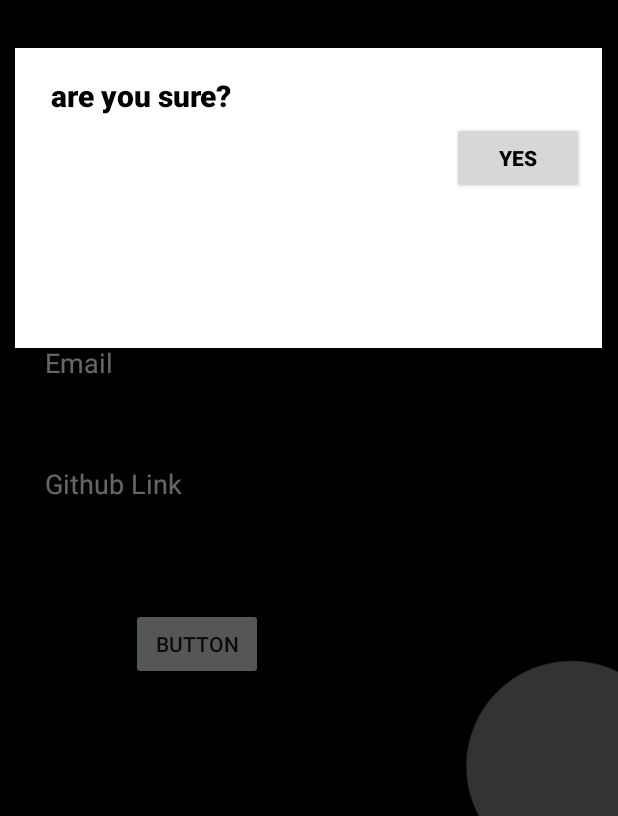
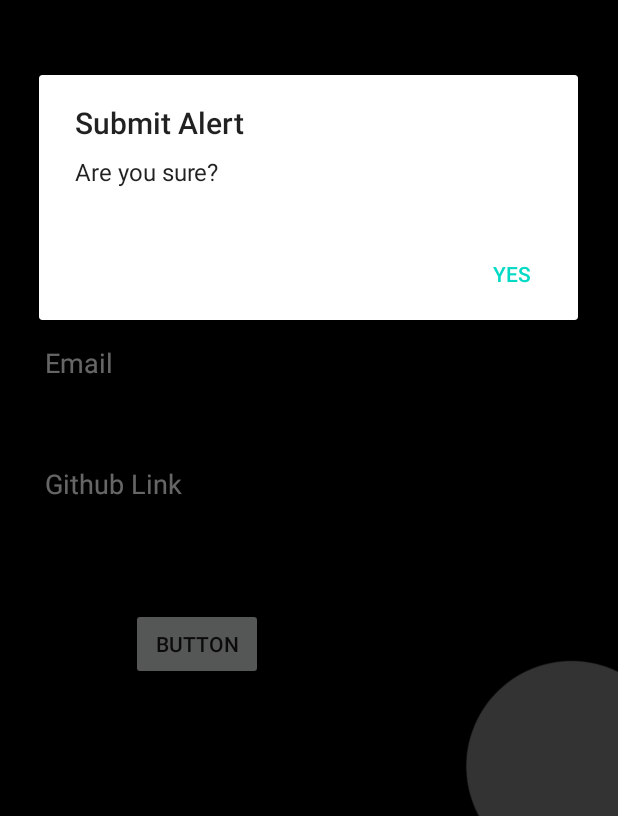
Before and after one commit to carolinemusyoka/AADPracticeProject, an Android app: the SubmitActivity screen opened directly, with no data from a screen before it, after a tap on "BUTTON", on a phone screen of 412 x 824 dp, the part 420-1236 px from its top. Run offline under Robolectric (Android 15) with nearby library versions, the phone set to English and light mode, and no system bars.

Commit message:
working on the final module(submit form)

```diff
--- a/app/src/main/java/com/carolmusyoka/aadpracticeproject/SubmitActivity.kt
+++ b/app/src/main/java/com/carolmusyoka/aadpracticeproject/SubmitActivity.kt
@@ -5,12 +5,15 @@ import android.app.Dialog
 import android.content.Context
 import android.content.DialogInterface
 import android.os.Bundle
+import android.text.Layout
 import android.text.TextUtils
+import android.view.LayoutInflater
 import android.widget.Button
 import android.widget.Toast
 import androidx.appcompat.app.AlertDialog
 import androidx.appcompat.app.AppCompatActivity
 import com.carolmusyoka.aadpracticeproject.data.api.form.FormApiInterface
+import com.carolmusyoka.aadpracticeproject.data.api.form.FormRetrofitBuilder
 import kotlinx.android.synthetic.main.activity_submit.*
 import retrofit2.Call
 import retrofit2.Response
@@ -27,16 +30,8 @@ class SubmitActivity : AppCompatActivity() {
         setContentView(R.layout.activity_submit)
         submitButton = findViewById(R.id.submitButton)
 
-        val successDialog = Dialog(this)
 
-        successDialog.setContentView(R.layout.submit_successful_dialog)
-        successDialog.window?.setLayout(1000,1000)
-        successDialog.setTitle("Successful")
 
-        val errorDialog = Dialog(this)
-        errorDialog.setContentView(R.layout.submit_error_dialog)
-        errorDialog.window?.setLayout(1000,1000)
-        errorDialog.setTitle("Error")
 
 
         submitButton.setOnClickListener {
@@ -51,14 +46,20 @@ class SubmitActivity : AppCompatActivity() {
                 val _emailaddress = email.text.toString()
                 val _projectlink = githubLink.text.toString()
 
-            val alert: AlertDialog.Builder = AlertDialog.Builder(this,R.style.Alertdialogtheme)
-                lateinit var formApiInterface: FormApiInterface
-            alert.setTitle("are you sure?")
-            alert.setPositiveButton("yes") { p0, p1 ->
+            val alert: AlertDialog.Builder = AlertDialog.Builder(this)
+                alert.setTitle("Submit Alert")
+                alert.setMessage("Are you sure?")
+                alert.setPositiveButton("yes")
+
+            { p0, p1 ->
+                var formApiInterface: FormApiInterface =  FormRetrofitBuilder.getRetrofit()
+                    .create(FormApiInterface::class.java)
                 formApiInterface.addData(_firstname, _lastname, _emailaddress, _projectlink)
                     ?.enqueue(object : retrofit2.Callback<Void?> {
+
+
                         override fun onFailure(call: Call<Void?>, t: Throwable) {
-                            errorDialog.show()
+                            errorDialog()
                         }
 
                         override fun onResponse(
@@ -70,7 +71,7 @@ class SubmitActivity : AppCompatActivity() {
                                 "Submitted successfully",
                                 Toast.LENGTH_SHORT
                             ).show()
-                            successDialog.show();
+                            successDialog()
                         }
 
                     })
@@ -83,5 +84,18 @@ class SubmitActivity : AppCompatActivity() {
         }
     }
 
+    private fun errorDialog(){
+        val errorDialog = AlertDialog.Builder(this)
+        errorDialog.setView(R.layout.submit_error_dialog)
+        errorDialog.show()
+
+    }
+    private fun successDialog(){
+        val successDialog = AlertDialog.Builder(this)
+        successDialog.setView(R.layout.submit_successful_dialog)
+        successDialog.show()
+
+    }
+
 
 }
--- a/app/src/main/java/com/carolmusyoka/aadpracticeproject/data/api/form/FormRetrofitBuilder.kt
+++ b/app/src/main/java/com/carolmusyoka/aadpracticeproject/data/api/form/FormRetrofitBuilder.kt
@@ -4,9 +4,9 @@ import retrofit2.Retrofit
 import retrofit2.converter.gson.GsonConverterFactory
 
 object FormRetrofitBuilder {
-    private const val BASE_URL = "https://docs.google.com/forms/d/e/1FAIpQLSf9d1TcNU6zc6KR8bSEM41Z1g1zl35cwZr2xyjIhaMAz8WChQ/formResponse"
+    private const val BASE_URL = "https://docs.google.com/forms/d/e/1FAIpQLSf9d1TcNU6zc6KR8bSEM41Z1g1zl35cwZr2xyjIhaMAz8WChQ/formResponse/"
 
-    private fun getRetrofit(): Retrofit {
+    fun getRetrofit(): Retrofit {
         return Retrofit.Builder()
             .baseUrl(BASE_URL)
             .addConverterFactory(GsonConverterFactory.create())
```
Also changed, not shown: app/src/main/res/layout/submit_error_dialog.xml (+5 -5 lines), app/src/main/res/layout/submit_successful_dialog.xml (+27 -1 lines).
